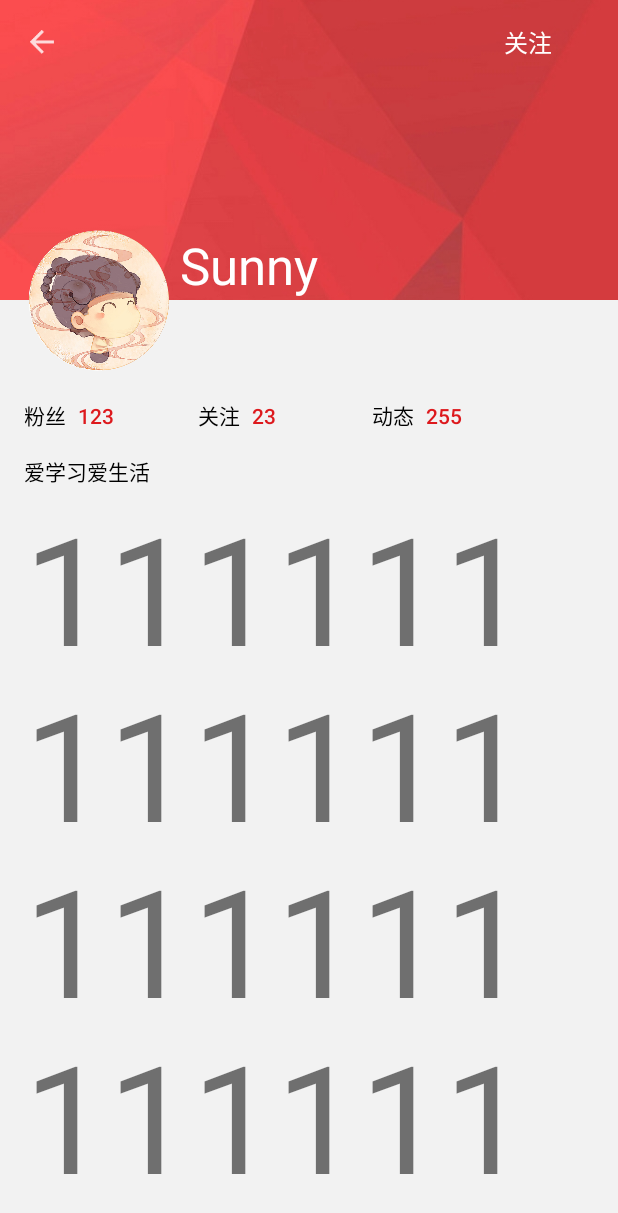
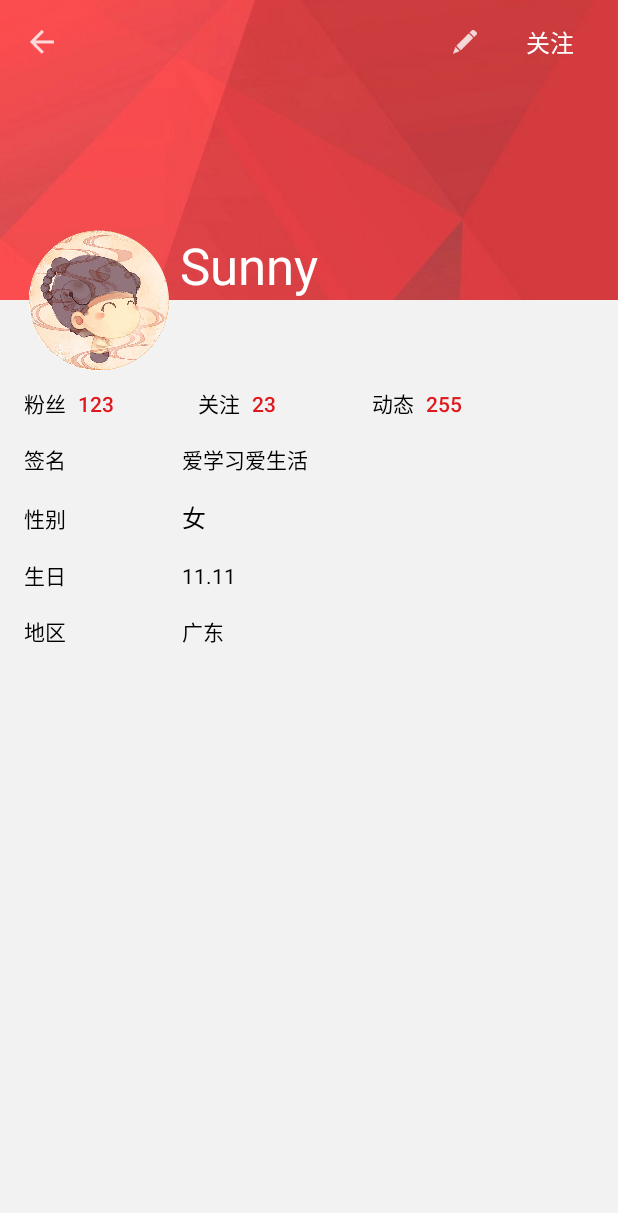
Before and after one commit to miraclezys/Dubi, an Android app: the UserInfoActivity screen opened directly, with no data from a screen before it, on a phone screen of 412 x 824 dp. Shown: the top 1213 px of the screen. Run offline under Robolectric (Android 15) with nearby library versions, the phone set to English and light mode, and no system bars; 3 statements that could not run were skipped.

Commit message:
#v1.2.1 about个人主页和用户主页—— 合并为user_information.xml

```diff
--- a/app/src/main/res/layout/user_information.xml
+++ b/app/src/main/res/layout/user_information.xml
@@ -52,13 +52,21 @@
                     android:textColor="@color/colorWhite"/>
                 <Button
                     android:id="@+id/follow_button"
-                    android:layout_width="wrap_content"
-                    android:layout_height="wrap_content"
+                    android:layout_width="58dp"
+                    android:layout_height="28dp"
                     android:layout_marginRight="16dp"
                     android:text="关注"
                     android:textSize="16sp"
                     android:layout_gravity="right|center_vertical"
                     android:background="@android:color/transparent"/>
+                <Button
+                    android:id="@+id/edit_button"
+                    android:layout_width="24dp"
+                    android:layout_height="24dp"
+                    android:layout_marginTop="16dp"
+                    android:layout_marginRight="16dp"
+                    android:background="@drawable/pen_white"
+                    android:layout_gravity="right|center_vertical" />
             </android.support.v7.widget.Toolbar>
         </android.support.design.widget.CollapsingToolbarLayout>
     </android.support.design.widget.AppBarLayout>
@@ -73,9 +81,8 @@
             android:layout_height="wrap_content"
             android:layout_marginLeft="16dp"
             android:layout_marginRight="16dp"
-            android:layout_marginTop="16dp"
+            android:layout_marginTop="8dp"
             android:orientation="vertical">
-
             <LinearLayout
                 android:layout_width="match_parent"
                 android:layout_height="wrap_content"
@@ -129,19 +136,93 @@
                     android:textColor="@color/colorStatus"
                     android:background="@mipmap/touming"/>
             </LinearLayout>
-            <TextView
+            <!--合并个人信息-->
+            <LinearLayout
                 android:layout_width="match_parent"
                 android:layout_height="wrap_content"
-                android:layout_marginTop="16dp"
-                android:text="爱学习爱生活"
-                android:textSize="14dp"
-                android:textColor="@color/colorBlack"/>
+                android:layout_marginTop="16dp">
+                <TextView
+                    android:layout_width="wrap_content"
+                    android:layout_height="wrap_content"
+                    android:text="签名"
+                    android:textSize="14dp"
+                    android:textColor="@color/colorBlack"/>
+                <TextView
+                    android:id="@+id/introduction_text"
+                    android:layout_width="match_parent"
+                    android:layout_height="wrap_content"
+                    android:layout_marginLeft="77dp"
+                    android:text="爱学习爱生活"
+                    android:textSize="14dp"
+                    android:textColor="@color/colorBlack"/>
+            </LinearLayout>
+            <LinearLayout
+                android:layout_width="match_parent"
+                android:layout_height="wrap_content"
+                android:layout_marginTop="16dp">
+                <TextView
+                    android:layout_width="wrap_content"
+                    android:layout_height="wrap_content"
+                    android:text="性别"
+                    android:textSize="14dp"
+                    android:textColor="@color/colorBlack"/>
+                <TextView
+                    android:id="@+id/sex"
+                    android:layout_width="wrap_content"
+                    android:layout_height="wrap_content"
+                    android:layout_marginLeft="77dp"
+                    android:text="女"
+                    android:textSize="16dp"
+                    android:textColor="@color/colorBlack"/>
+            </LinearLayout>
+            <LinearLayout
+                android:layout_width="match_parent"
+                android:layout_height="wrap_content"
+                android:layout_marginTop="16dp">
+                <TextView
+                    android:layout_width="wrap_content"
+                    android:layout_height="wrap_content"
+                    android:text="生日"
+                    android:textSize="14dp"
+                    android:textColor="@color/colorBlack"/>
+                <TextView
+                    android:id="@+id/birth"
+                    android:layout_width="wrap_content"
+                    android:layout_height="wrap_content"
+                    android:layout_marginLeft="77dp"
+                    android:text="11.11"
+                    android:textSize="14dp"
+                    android:textColor="@color/colorBlack"/>
+            </LinearLayout>
+            <LinearLayout
+                android:layout_width="match_parent"
+                android:layout_height="wrap_content"
+                android:layout_marginTop="16dp">
+                <TextView
+                    android:layout_width="wrap_content"
+                    android:layout_height="wrap_content"
+                    android:text="地区"
+                    android:textSize="14dp"
+                    android:textColor="@color/colorBlack"/>
+                <TextView
+                    android:id="@+id/area"
+                    android:layout_width="match_parent"
+                    android:layout_height="wrap_content"
+                    android:layout_marginLeft="77dp"
+                    android:text="广东"
+                    android:textSize="14dp"
+                    android:textColor="@color/colorBlack"/>
+            </LinearLayout>
+        <ListView
+            android:id="@+id/user_sweet_rv"
+            android:layout_width="wrap_content"
+            android:layout_height="500dp"
+            android:layout_marginTop="16dp">
+        </ListView>
             <TextView
                 android:layout_width="wrap_content"
                 android:layout_height="wrap_content"
-                android:text="1111111111111111111111111"
-                android:textSize="100dp"/>
-
+                android:text="不能看见我"/>
         </LinearLayout>
     </android.support.v4.widget.NestedScrollView>
 </android.support.design.widget.CoordinatorLayout>
```
